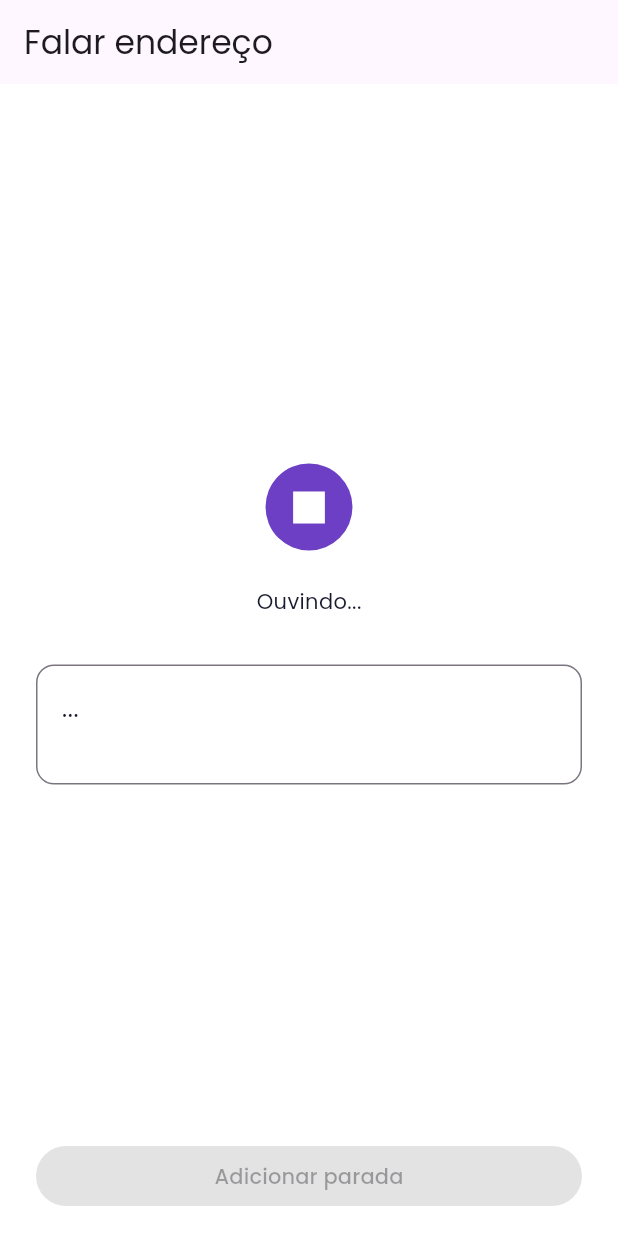
After one commit to ZenniTTy/roteirizadorpro.com.br, a Flutter app: the VoiceCapturePage screen opened by its route, after a tap on the "mic" icon, on a phone screen of 412 x 824 dp. The commit adds this screen. Run offline on Flutter 3.47's test engine with Material 3 defaults, Android fonts, the phone set to English and light mode, and no system bars; our stand-ins replace dio, flutter_map, flutter_riverpod, flutter_secure_storage, flutter_svg, go_router and 6 more; accounts and stored records are empty; generated files the repository leaves out were written again.

Commit message:
feat(voice): add screenvoice using speech_to_text and apppermissions
Sub 2b — Captura: voice transcript → Stop with lat=0, lng=0 sentinel
(slice 3's Nominatim geocoder fills the real coords; Stop.isGeocoded
already gates downstream consumers like ScreenMapStops).

Microphone permission gated through the AppPermissions wrapper from
Task 18; denied permission surfaces a snackbar instead of crashing on
the platform channel.

Pre-emptive consolidation: extracted a shared FakeAppPermissions test
helper into test/core/_helpers/ before Tasks 24 (camera) and 25
(location) would copy the same inline fake — same lesson as the
FakeStopsRepository consolidation. Migrated permissions_test.dart off
its inline _FakePermissions onto the shared helper (3/3 still green).

Followed the Task 13/15/19/20 callback-injection pattern: VoiceCapturePage
takes an optional onConfirmed(BuildContext) so widget tests can assert
taps without standing up GoRouter; production falls back to
context.go('/home'). Callback lives on the widget, state holds mic +
transcript only.

Provider name is appPermissionsProvider (the codegen output of Task
18's @riverpod AppPermissions appPermissions(Ref)), not the plan's
draft 'permissionsProvider' label.

Route /stops/voice registered in app.dart before /stops/:id per the
specificity rule used for /stops/add, /stops/map, /stops/reorder.

Prototype divergence: prototipo/screens-a.jsx ScreenVoice shows
'Parar' + 'Tentar novamente' but no explicit confirm CTA — added a
'Adicionar parada' FilledButton so the captured transcript actually
flows into the controller. Title 'Falar endereço' and 'Ouvindo...'
copy match the prototype 1:1.

Tests: 49/49 green (was 47, +2 voice tests covering the UI scaffold
and the permission-denied snackbar path). speech_to_text itself is
platform-channel driven and intentionally not mocked — that scope
belongs to manual real-device verification.

```diff
--- a/apps/mobile/lib/app.dart
+++ b/apps/mobile/lib/app.dart
@@ -12,6 +12,7 @@ import 'features/stops/presentation/home_page.dart';
 import 'features/stops/presentation/map_stops_page.dart';
 import 'features/stops/presentation/reorder_page.dart';
 import 'features/stops/presentation/stop_detail_page.dart';
+import 'features/stops/presentation/voice_capture_page.dart';
 
 class RoteirizadorProApp extends ConsumerWidget {
   const RoteirizadorProApp({super.key});
@@ -49,6 +50,10 @@ final _routerProvider = Provider<GoRouter>((ref) {
       GoRoute(path: '/register', builder: (_, __) => const RegisterPage()),
       GoRoute(path: '/home', builder: (_, __) => const HomeListPageOrEmpty()),
       GoRoute(path: '/stops/add', builder: (_, __) => const AddStopPage()),
+      GoRoute(
+        path: '/stops/voice',
+        builder: (_, __) => const VoiceCapturePage(),
+      ),
       GoRoute(path: '/stops/map', builder: (_, __) => const MapStopsPage()),
       GoRoute(path: '/stops/reorder', builder: (_, __) => const ReorderPage()),
       GoRoute(
--- /dev/null
+++ b/apps/mobile/lib/features/stops/presentation/voice_capture_page.dart
@@ -0,0 +1,138 @@
+import 'package:flutter/material.dart';
+import 'package:flutter_riverpod/flutter_riverpod.dart';
+import 'package:go_router/go_router.dart';
+import 'package:speech_to_text/speech_to_text.dart';
+
+import '../../../core/services/id.dart';
+import '../../../core/services/permissions.dart';
+import '../domain/stop.dart';
+import '../state/stops_controller.dart';
+
+class VoiceCapturePage extends ConsumerStatefulWidget {
+  const VoiceCapturePage({super.key, this.onConfirmed});
+
+  /// Nullable so widget tests can assert taps without standing up a GoRouter;
+  /// production falls through to `context.go('/home')`.
+  final void Function(BuildContext context)? onConfirmed;
+
+  @override
+  ConsumerState<VoiceCapturePage> createState() => _VoiceCapturePageState();
+}
+
+class _VoiceCapturePageState extends ConsumerState<VoiceCapturePage> {
+  final SpeechToText _speech = SpeechToText();
+  bool _listening = false;
+  String _transcript = '';
+
+  Future<void> _toggleListen() async {
+    if (_listening) {
+      await _speech.stop();
+      if (!mounted) return;
+      setState(() => _listening = false);
+      return;
+    }
+
+    final outcome = await ref.read(appPermissionsProvider).requestMicrophone();
+    if (!mounted) return;
+    if (outcome != PermissionOutcome.granted) {
+      ScaffoldMessenger.of(context).showSnackBar(
+        const SnackBar(content: Text('Permissão do microfone necessária.')),
+      );
+      return;
+    }
+
+    final ok = await _speech.initialize();
+    if (!mounted || !ok) return;
+
+    setState(() {
+      _listening = true;
+      _transcript = '';
+    });
+
+    await _speech.listen(
+      localeId: 'pt_BR',
+      onResult: (result) {
+        if (!mounted) return;
+        setState(() => _transcript = result.recognizedWords);
+      },
+    );
+  }
+
+  Future<void> _confirm() async {
+    final text = _transcript.trim();
+    if (text.isEmpty) return;
+
+    final stop = Stop(
+      id: newId(),
+      lat: 0,
+      lng: 0,
+      label: text,
+      source: StopSource.voice,
+      createdAt: DateTime.now(),
+    );
+    await ref.read(stopsControllerProvider.notifier).add(stop);
+    if (!mounted) return;
+    (widget.onConfirmed ?? (ctx) => ctx.go('/home'))(context);
+  }
+
+  @override
+  void dispose() {
+    _speech.stop();
+    super.dispose();
+  }
+
+  @override
+  Widget build(BuildContext context) {
+    final theme = Theme.of(context);
+    final hasTranscript = _transcript.trim().isNotEmpty;
+
+    return Scaffold(
+      appBar: AppBar(title: const Text('Falar endereço')),
+      body: SafeArea(
+        child: Padding(
+          padding: const EdgeInsets.symmetric(horizontal: 24, vertical: 16),
+          child: Column(
+            crossAxisAlignment: CrossAxisAlignment.stretch,
+            children: [
+              const Spacer(),
+              Center(
+                child: IconButton.filled(
+                  key: const Key('voice-mic-button'),
+                  iconSize: 42,
+                  onPressed: _toggleListen,
+                  icon: Icon(_listening ? Icons.stop : Icons.mic),
+                ),
+              ),
+              const SizedBox(height: 24),
+              Center(
+                child: Text(
+                  _listening ? 'Ouvindo...' : 'Toque para falar o endereço',
+                  style: theme.textTheme.bodyMedium,
+                ),
+              ),
+              const SizedBox(height: 32),
+              Container(
+                constraints: const BoxConstraints(minHeight: 80),
+                padding: const EdgeInsets.all(16),
+                decoration: BoxDecoration(
+                  border: Border.all(color: theme.dividerColor),
+                  borderRadius: BorderRadius.circular(12),
+                ),
+                child: Text(
+                  hasTranscript ? _transcript : '...',
+                  style: theme.textTheme.bodyLarge,
+                ),
+              ),
+              const Spacer(),
+              FilledButton(
+                key: const Key('voice-confirm-button'),
+                onPressed: hasTranscript ? _confirm : null,
+                child: const Text('Adicionar parada'),
+              ),
+            ],
+          ),
+        ),
+      ),
+    );
+  }
+}
```
Also changed, not shown: 3 other files.
